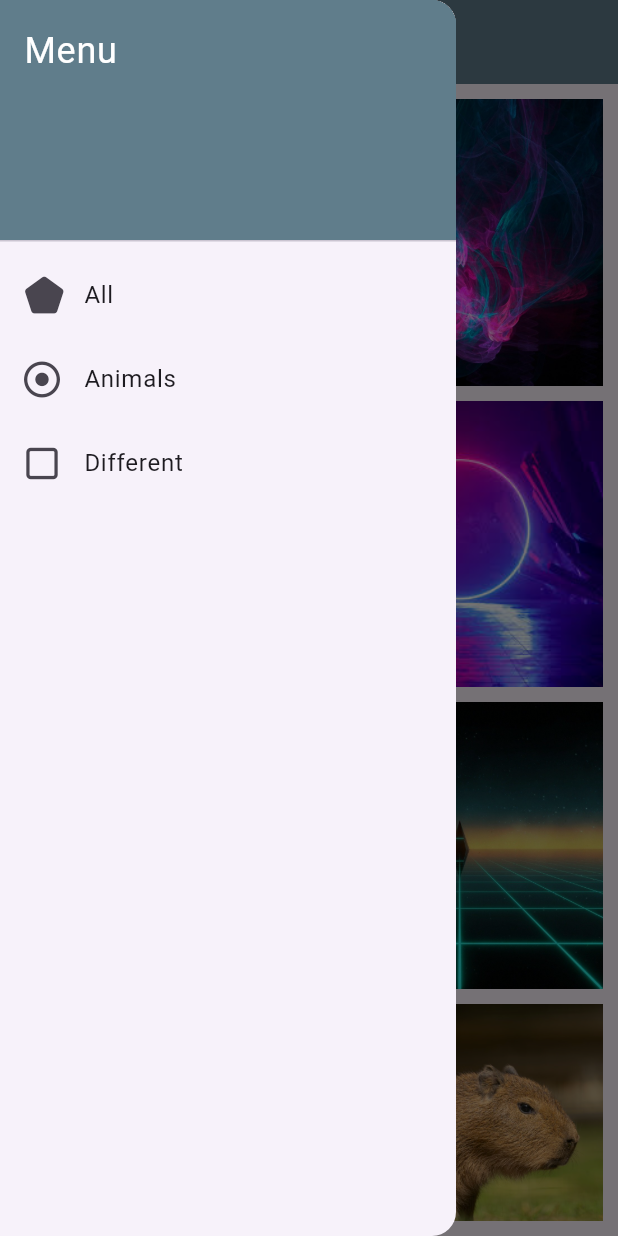
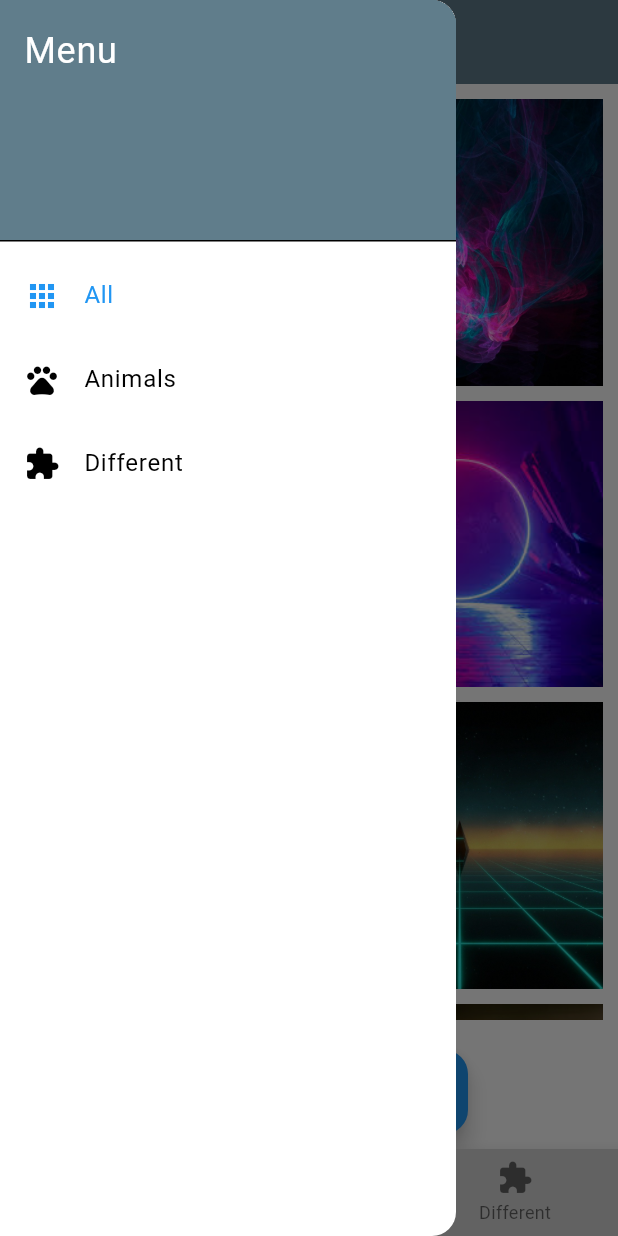
Before and after one commit to inryceu/Empat-Flutter-course, a Flutter app: the screen it shows after launch, with the side drawer open, on a phone screen of 412 x 824 dp. Run offline on Flutter 3.47's test engine with Material 3 defaults, Android fonts, the phone set to English and light mode, and no system bars; our stand-ins replace font_awesome_flutter.

Commit message:
implemented bottom app bar

```diff
--- a/Task3/task3/lib/Pages/MyHomePage.dart
+++ b/Task3/task3/lib/Pages/MyHomePage.dart
@@ -1,5 +1,4 @@
 import 'package:flutter/material.dart';
-import 'package:font_awesome_flutter/font_awesome_flutter.dart';
 import 'package:task3/ui.dart';
 
 class MyHomePage extends StatefulWidget {
@@ -21,9 +20,14 @@ class _MyHomePageState extends State<MyHomePage> {
     "covers/6.jpg",
     "covers/7.jpg",
     "covers/8.jpg",
+    "covers/9.jpg",
   ];
 
-  final List<String> animals = const ["covers/7.jpg", "covers/8.jpg"];
+  final List<String> animals = const [
+    "covers/7.jpg",
+    "covers/8.jpg",
+    "covers/9.jpg",
+  ];
 
   final List<String> different = const [
     "covers/1.jpg",
@@ -35,54 +39,34 @@ class _MyHomePageState extends State<MyHomePage> {
   ];
 
   List<Widget> get _pages => [
-    MyBody(images: all),
-    MyBody(images: animals),
-    MyBody(images: different),
+    MyGrid(images: all),
+    MyGrid(images: animals),
+    MyGrid(images: different),
   ];
+
+  void _changeIndex(int index) {
+    setState(() {
+      _selectedIndex = index;
+    });
+  }
 
   @override
   Widget build(BuildContext context) {
     return Scaffold(
       appBar: const MyAppBar(),
-      drawer: Drawer(
-        child: ListView(
-          padding: EdgeInsets.zero,
-          children: [
-            const DrawerHeader(
-              decoration: BoxDecoration(color: Colors.blueGrey),
-              child: Text(
-                "Menu",
-                style: TextStyle(color: Colors.white, fontSize: 24),
-              ),
-            ),
-            ListTile(
-              leading: const Icon(FontAwesomeIcons.pentagon),
-              title: const Text("All"),
-              onTap: () {
-                setState(() => _selectedIndex = 0);
-                Navigator.pop(context);
-              },
-            ),
-            ListTile(
-              leading: const Icon(FontAwesomeIcons.circleDot),
-              title: const Text("Animals"),
-              onTap: () {
-                setState(() => _selectedIndex = 1);
-                Navigator.pop(context);
-              },
-            ),
-            ListTile(
-              leading: const Icon(FontAwesomeIcons.square),
-              title: const Text("Different"),
-              onTap: () {
-                setState(() => _selectedIndex = 2);
-                Navigator.pop(context);
-              },
-            ),
-          ],
-        ),
+      drawer: MyAppDrawer(
+        selectedIndex: _selectedIndex,
+        onItemSelected: _changeIndex,
       ),
-      body: _pages[_selectedIndex],
+      body: MyBody(
+        selectedIndex: _selectedIndex,
+        pages: _pages,
+        onIndexChanged: _changeIndex,
+      ),
+      bottomNavigationBar: MyBottomNavBar(
+        selectedIndex: _selectedIndex,
+        onItemSelected: _changeIndex,
+      ),
     );
   }
 }
--- a/Task3/task3/lib/main.dart
+++ b/Task3/task3/lib/main.dart
@@ -8,6 +8,21 @@ class MyApp extends StatelessWidget {
 
   @override
   Widget build(BuildContext context) {
-    return MaterialApp(home: const MyHomePage());
+    return MaterialApp(
+      theme: ThemeData.from(
+        colorScheme: ColorScheme(
+          brightness: Brightness.light,
+          primary: Colors.blue,
+          onPrimary: Colors.white,
+          secondary: Colors.teal,
+          onSecondary: Colors.white,
+          error: Colors.red,
+          onError: Colors.white,
+          surface: Colors.white,
+          onSurface: Colors.black,
+        ),
+      ),
+      home: const MyHomePage(),
+    );
   }
 }
--- a/Task3/task3/lib/ui.dart
+++ b/Task3/task3/lib/ui.dart
@@ -25,9 +25,9 @@ class MyAppBar extends StatelessWidget implements PreferredSizeWidget {
   }
 }
 
-class MyBody extends StatelessWidget {
+class MyGrid extends StatelessWidget {
   final List<String> _images;
-  const MyBody({super.key, required List<String> images}) : _images = images;
+  const MyGrid({super.key, required List<String> images}) : _images = images;
 
   @override
   Widget build(BuildContext context) {
@@ -79,3 +79,137 @@ class _FakeFullScreen extends StatelessWidget {
     );
   }
 }
+
+class MyAppDrawer extends StatelessWidget {
+  final int _selectedIndex;
+  final void Function(int) _onItemSelected;
+
+  const MyAppDrawer({
+    super.key,
+    required int selectedIndex,
+    required void Function(int) onItemSelected,
+  }) : _onItemSelected = onItemSelected,
+       _selectedIndex = selectedIndex;
+
+  @override
+  Widget build(BuildContext context) {
+    return Drawer(
+      child: ListView(
+        padding: EdgeInsets.zero,
+        children: [
+          const DrawerHeader(
+            decoration: BoxDecoration(color: Colors.blueGrey),
+            child: Text(
+              "Menu",
+              style: TextStyle(color: Colors.white, fontSize: 24),
+            ),
+          ),
+          _buildTile(context, icon: Icons.apps, title: "All", index: 0),
+          _buildTile(context, icon: Icons.pets, title: "Animals", index: 1),
+          _buildTile(
+            context,
+            icon: Icons.extension,
+            title: "Different",
+            index: 2,
+          ),
+        ],
+      ),
+    );
+  }
+
+  Widget _buildTile(
+    BuildContext context, {
+    required IconData icon,
+    required String title,
+    required int index,
+  }) {
+    return ListTile(
+      leading: Icon(icon),
+      title: Text(title),
+      selected: _selectedIndex == index,
+      onTap: () {
+        _onItemSelected(index);
+        Navigator.pop(context);
+      },
+    );
+  }
+}
+
+class MyBody extends StatelessWidget {
+  final int _selectedIndex;
+  final List<Widget> _pages;
+  final void Function(int) _onIndexChanged;
+
+  const MyBody({
+    super.key,
+    required int selectedIndex,
+    required List<Widget> pages,
+    required void Function(int) onIndexChanged,
+  }) : _onIndexChanged = onIndexChanged,
+       _pages = pages,
+       _selectedIndex = selectedIndex;
+
+  @override
+  Widget build(BuildContext context) {
+    return Column(
+      children: [
+        Expanded(child: _pages[_selectedIndex]),
+        Padding(
+          padding: const EdgeInsets.symmetric(vertical: 10),
+          child: Row(
+            mainAxisAlignment: MainAxisAlignment.spaceEvenly,
+            children: [
+              FloatingActionButton(
+                onPressed: () {
+                  final newIndex = _selectedIndex > 0
+                      ? _selectedIndex - 1
+                      : _pages.length - 1;
+                  _onIndexChanged(newIndex);
+                },
+                child: const Icon(Icons.arrow_back),
+              ),
+              FloatingActionButton(
+                onPressed: () {
+                  final newIndex = _selectedIndex < _pages.length - 1
+                      ? _selectedIndex + 1
+                      : 0;
+                  _onIndexChanged(newIndex);
+                },
+                child: const Icon(Icons.arrow_forward),
+              ),
+            ],
+          ),
+        ),
+      ],
+    );
+  }
+}
+
+class MyBottomNavBar extends StatelessWidget {
+  final int _selectedIndex;
+  final void Function(int) _onItemSelected;
+
+  const MyBottomNavBar({
+    super.key,
+    required int selectedIndex,
+    required void Function(int) onItemSelected,
+  }) : _onItemSelected = onItemSelected,
+       _selectedIndex = selectedIndex;
+
+  @override
+  Widget build(BuildContext context) {
+    return BottomNavigationBar(
+      backgroundColor: Colors.grey[350],
+      currentIndex: _selectedIndex,
+      onTap: _onItemSelected,
+      items: const [
+        BottomNavigationBarItem(icon: Icon(Icons.apps), label: 'All'),
+        BottomNavigationBarItem(icon: Icon(Icons.pets), label: 'Animals'),
+        BottomNavigationBarItem(
+          icon: Icon(Icons.extension),
+          label: 'Different',
+        ),
+      ],
+    );
+  }
+}
```
Also changed, not shown: Task3/task3/covers/9.jpg (added).
